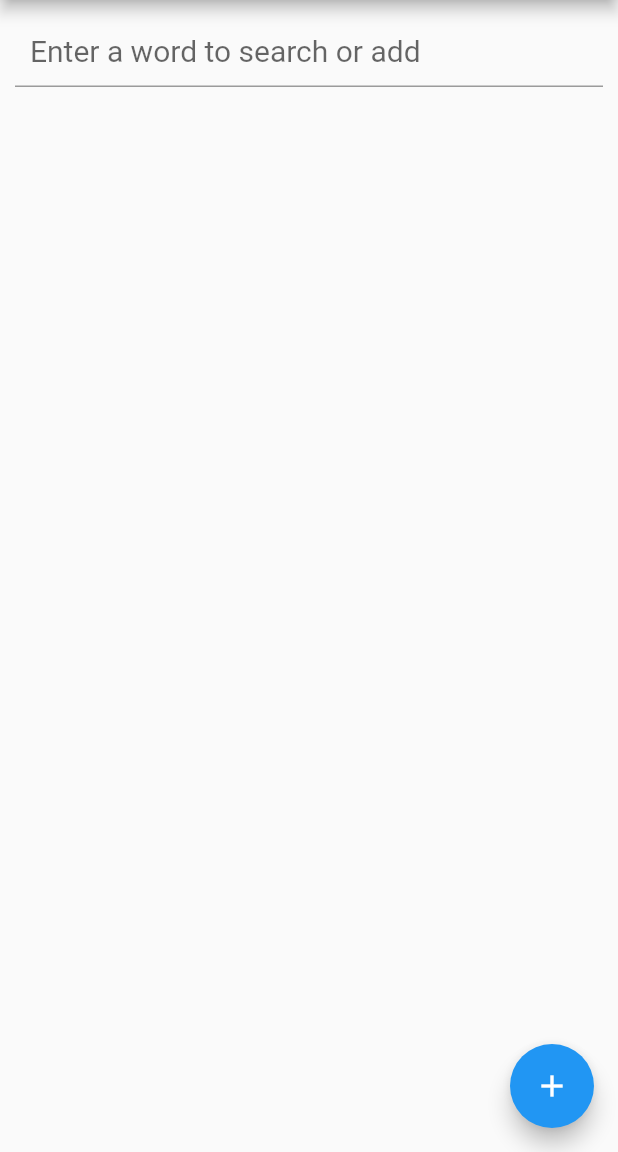
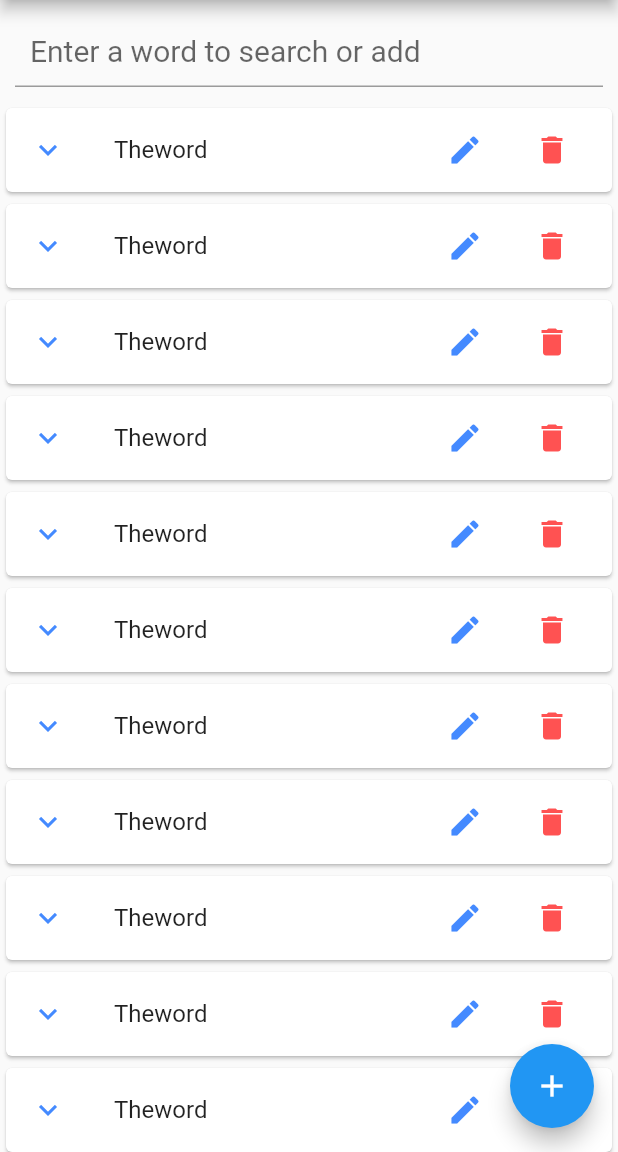
Before and after one commit to Move37-Team/mywords, a Flutter app: the screen it shows after launch, on a phone screen of 412 x 824 dp, the part 84-1236 px from its top. Run offline on Flutter 3.47's test engine with Material 2 defaults, Android fonts, the light colour scheme and no system bars.

Commit message:
:art: words list UI

```diff
--- a/lib/main.dart
+++ b/lib/main.dart
@@ -61,7 +61,34 @@ class _MyHomePageState extends State<MyHomePage> {
                 ),
               ),
             ),
-
+            Expanded(
+              child: ListView.builder(itemBuilder: (BuildContext context, int index) {
+                if (index > 10)
+                  return null;
+                return Card(
+                  child: ListTile(
+                    leading: Icon(Icons.keyboard_arrow_down, color: Colors.blueAccent),
+                    title: Text("Theword"),
+                    trailing: Row(
+                      mainAxisSize: MainAxisSize.min,
+                      children: [
+                        Container(
+                          child: IconButton(
+                            onPressed: () => {},
+                            icon: Icon(Icons.edit, color: Colors.blueAccent),
+                          ),
+                          margin: EdgeInsets.only(left:10, right: 10),
+                        ),
+                        IconButton(
+                          onPressed: () => {},
+                          icon: Icon(Icons.delete, color: Colors.redAccent),
+                        ),
+                      ],
+                    ),
+                  )
+                );
+              },)
+            )
           ],
         )
       ),
```
